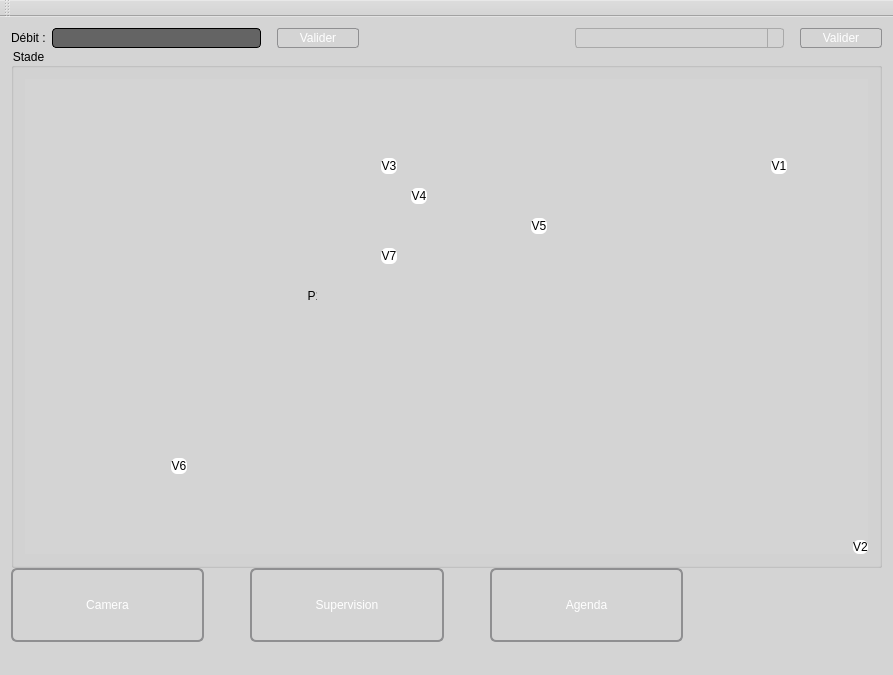
This is mainwindow.ui in CalmettesT/Projet-BTS as Qt 5 draws it before an edit. The edited form follows.
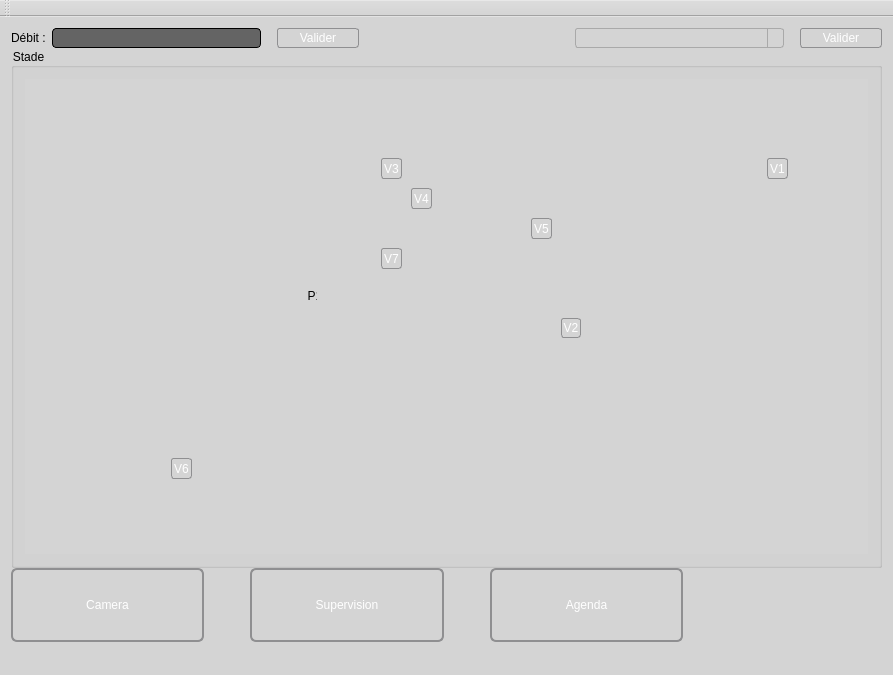
This is the edited form. Icons and pictures are not drawn. Custom widgets are drawn as their Qt base class.

Patch:
```diff
--- a/mainwindow.ui
+++ b/mainwindow.ui
@@ -261,7 +261,7 @@
          <string>Stade</string>
         </property>
         <layout class="QGridLayout" name="gridLayout">
-         <item row="0" column="0" rowspan="2" colspan="2">
+         <item row="0" column="0">
           <widget class="QLabel" name="imgParc">
            <property name="minimumSize">
             <size>
@@ -284,39 +284,14 @@
            </property>
           </widget>
          </item>
-         <item row="1" column="1">
-          <widget class="QPushButton" name="BoutonVanne2">
-           <property name="sizePolicy">
-            <sizepolicy hsizetype="Fixed" vsizetype="Fixed">
-             <horstretch>0</horstretch>
-             <verstretch>0</verstretch>
-            </sizepolicy>
-           </property>
-           <property name="sizeIncrement">
-            <size>
-             <width>16</width>
-             <height>16</height>
-            </size>
-           </property>
-           <property name="styleSheet">
-            <string notr="true">border: none;
-background-color: rgb(255, 255, 255);
-color: rgb(0, 0, 0);
-border-radius: 6px;</string>
-           </property>
-           <property name="text">
-            <string>V2</string>
-           </property>
-          </widget>
-         </item>
         </layout>
         <widget class="QPushButton" name="BoutonVanne3">
          <property name="geometry">
           <rect>
            <x>370</x>
            <y>110</y>
-           <width>16</width>
-           <height>16</height>
+           <width>21</width>
+           <height>21</height>
           </rect>
          </property>
          <property name="sizePolicy">
@@ -326,10 +301,28 @@
           </sizepolicy>
          </property>
          <property name="styleSheet">
-          <string notr="true">border: none;
-background-color: rgb(255, 255, 255);
-color: rgb(0, 0, 0);
-border-radius: 6px;</string>
+          <string notr="true">QPushButton {
+	font: 75 10pt &quot;Arial&quot;;
+	color: rgb(255, 255, 255);
+         border: 1px solid #8f8f91;
+         border-radius: 3px;
+         background-color: qlineargradient(x1: 0, y1: 0, x2: 0, y2: 1,
+                                           stop: 0 #181716, stop: 1 #3D3C3A);
+
+     }
+
+     QPushButton:pressed {
+         background-color: qlineargradient(x1: 0, y1: 0, x2: 0, y2: 1,
+                                           stop: 0 #3D3C3A, stop: 1 #181716);
+     }
+
+     QPushButton:flat {
+         border: none; /* no border for a flat push button */
+     }
+
+     QPushButton:default {
+         border-color: navy; /* make the default button prominent */
+     }</string>
          </property>
          <property name="text">
           <string>V3</string>
@@ -340,8 +333,8 @@
           <rect>
            <x>160</x>
            <y>410</y>
-           <width>16</width>
-           <height>16</height>
+           <width>21</width>
+           <height>21</height>
           </rect>
          </property>
          <property name="sizePolicy">
@@ -351,10 +344,28 @@
           </sizepolicy>
          </property>
          <property name="styleSheet">
-          <string notr="true">border: none;
-background-color: rgb(255, 255, 255);
-color: rgb(0, 0, 0);
-border-radius: 6px;</string>
+          <string notr="true">QPushButton {
+	font: 75 10pt &quot;Arial&quot;;
+	color: rgb(255, 255, 255);
+         border: 1px solid #8f8f91;
+         border-radius: 3px;
+         background-color: qlineargradient(x1: 0, y1: 0, x2: 0, y2: 1,
+                                           stop: 0 #181716, stop: 1 #3D3C3A);
+
+     }
+
+     QPushButton:pressed {
+         background-color: qlineargradient(x1: 0, y1: 0, x2: 0, y2: 1,
+                                           stop: 0 #3D3C3A, stop: 1 #181716);
+     }
+
+     QPushButton:flat {
+         border: none; /* no border for a flat push button */
+     }
+
+     QPushButton:default {
+         border-color: navy; /* make the default button prominent */
+     }</string>
          </property>
          <property name="text">
           <string>V6</string>
@@ -365,8 +376,8 @@
           <rect>
            <x>520</x>
            <y>170</y>
-           <width>16</width>
-           <height>16</height>
+           <width>21</width>
+           <height>21</height>
           </rect>
          </property>
          <property name="sizePolicy">
@@ -376,10 +387,28 @@
           </sizepolicy>
          </property>
          <property name="styleSheet">
-          <string notr="true">border: none;
-background-color: rgb(255, 255, 255);
-color: rgb(0, 0, 0);
-border-radius: 6px;</string>
+          <string notr="true">QPushButton {
+	font: 75 10pt &quot;Arial&quot;;
+	color: rgb(255, 255, 255);
+         border: 1px solid #8f8f91;
+         border-radius: 3px;
+         background-color: qlineargradient(x1: 0, y1: 0, x2: 0, y2: 1,
+                                           stop: 0 #181716, stop: 1 #3D3C3A);
+
+     }
+
+     QPushButton:pressed {
+         background-color: qlineargradient(x1: 0, y1: 0, x2: 0, y2: 1,
+                                           stop: 0 #3D3C3A, stop: 1 #181716);
+     }
+
+     QPushButton:flat {
+         border: none; /* no border for a flat push button */
+     }
+
+     QPushButton:default {
+         border-color: navy; /* make the default button prominent */
+     }</string>
          </property>
          <property name="text">
           <string>V5</string>
@@ -388,10 +417,10 @@
         <widget class="QPushButton" name="BoutonVanne1">
          <property name="geometry">
           <rect>
-           <x>760</x>
+           <x>756</x>
            <y>110</y>
-           <width>16</width>
-           <height>16</height>
+           <width>21</width>
+           <height>21</height>
           </rect>
          </property>
          <property name="sizePolicy">
@@ -401,10 +430,28 @@
           </sizepolicy>
          </property>
          <property name="styleSheet">
-          <string notr="true">border: none;
-background-color: rgb(255, 255, 255);
-color: rgb(0, 0, 0);
-border-radius: 6px;</string>
+          <string notr="true">QPushButton {
+	font: 75 10pt &quot;Arial&quot;;
+	color: rgb(255, 255, 255);
+         border: 1px solid #8f8f91;
+         border-radius: 3px;
+         background-color: qlineargradient(x1: 0, y1: 0, x2: 0, y2: 1,
+                                           stop: 0 #181716, stop: 1 #3D3C3A);
+
+     }
+
+     QPushButton:pressed {
+         background-color: qlineargradient(x1: 0, y1: 0, x2: 0, y2: 1,
+                                           stop: 0 #3D3C3A, stop: 1 #181716);
+     }
+
+     QPushButton:flat {
+         border: none; /* no border for a flat push button */
+     }
+
+     QPushButton:default {
+         border-color: navy; /* make the default button prominent */
+     }</string>
          </property>
          <property name="text">
           <string>V1</string>
@@ -415,8 +462,8 @@
           <rect>
            <x>400</x>
            <y>140</y>
-           <width>16</width>
-           <height>16</height>
+           <width>21</width>
+           <height>21</height>
           </rect>
          </property>
          <property name="sizePolicy">
@@ -426,10 +473,28 @@
           </sizepolicy>
          </property>
          <property name="styleSheet">
-          <string notr="true">border: none;
-background-color: rgb(255, 255, 255);
-color: rgb(0, 0, 0);
-border-radius: 6px;</string>
+          <string notr="true">QPushButton {
+	font: 75 10pt &quot;Arial&quot;;
+	color: rgb(255, 255, 255);
+         border: 1px solid #8f8f91;
+         border-radius: 3px;
+         background-color: qlineargradient(x1: 0, y1: 0, x2: 0, y2: 1,
+                                           stop: 0 #181716, stop: 1 #3D3C3A);
+
+     }
+
+     QPushButton:pressed {
+         background-color: qlineargradient(x1: 0, y1: 0, x2: 0, y2: 1,
+                                           stop: 0 #3D3C3A, stop: 1 #181716);
+     }
+
+     QPushButton:flat {
+         border: none; /* no border for a flat push button */
+     }
+
+     QPushButton:default {
+         border-color: navy; /* make the default button prominent */
+     }</string>
          </property>
          <property name="text">
           <string>V4</string>
@@ -440,8 +505,8 @@
           <rect>
            <x>370</x>
            <y>200</y>
-           <width>16</width>
-           <height>16</height>
+           <width>21</width>
+           <height>21</height>
           </rect>
          </property>
          <property name="sizePolicy">
@@ -451,10 +516,28 @@
           </sizepolicy>
          </property>
          <property name="styleSheet">
-          <string notr="true">border: none;
-background-color: rgb(255, 255, 255);
-color: rgb(0, 0, 0);
-border-radius: 6px;</string>
+          <string notr="true">QPushButton {
+	font: 75 10pt &quot;Arial&quot;;
+	color: rgb(255, 255, 255);
+         border: 1px solid #8f8f91;
+         border-radius: 3px;
+         background-color: qlineargradient(x1: 0, y1: 0, x2: 0, y2: 1,
+                                           stop: 0 #181716, stop: 1 #3D3C3A);
+
+     }
+
+     QPushButton:pressed {
+         background-color: qlineargradient(x1: 0, y1: 0, x2: 0, y2: 1,
+                                           stop: 0 #3D3C3A, stop: 1 #181716);
+     }
+
+     QPushButton:flat {
+         border: none; /* no border for a flat push button */
+     }
+
+     QPushButton:default {
+         border-color: navy; /* make the default button prominent */
+     }</string>
          </property>
          <property name="text">
           <string>V7</string>
@@ -479,6 +562,55 @@
           <string>  P1</string>
          </property>
         </widget>
+        <widget class="QPushButton" name="BoutonVanne2">
+         <property name="geometry">
+          <rect>
+           <x>550</x>
+           <y>270</y>
+           <width>20</width>
+           <height>20</height>
+          </rect>
+         </property>
+         <property name="sizePolicy">
+          <sizepolicy hsizetype="Fixed" vsizetype="Fixed">
+           <horstretch>0</horstretch>
+           <verstretch>0</verstretch>
+          </sizepolicy>
+         </property>
+         <property name="sizeIncrement">
+          <size>
+           <width>16</width>
+           <height>16</height>
+          </size>
+         </property>
+         <property name="styleSheet">
+          <string notr="true">QPushButton {
+	font: 75 10pt &quot;Arial&quot;;
+	color: rgb(255, 255, 255);
+         border: 1px solid #8f8f91;
+         border-radius: 3px;
+         background-color: qlineargradient(x1: 0, y1: 0, x2: 0, y2: 1,
+                                           stop: 0 #181716, stop: 1 #3D3C3A);
+
+     }
+
+     QPushButton:pressed {
+         background-color: qlineargradient(x1: 0, y1: 0, x2: 0, y2: 1,
+                                           stop: 0 #3D3C3A, stop: 1 #181716);
+     }
+
+     QPushButton:flat {
+         border: none; /* no border for a flat push button */
+     }
+
+     QPushButton:default {
+         border-color: navy; /* make the default button prominent */
+     }</string>
+         </property>
+         <property name="text">
+          <string>V2</string>
+         </property>
+        </widget>
         <zorder>imgParc</zorder>
         <zorder>BoutonVanne2</zorder>
         <zorder>BoutonVanne1</zorder>
```
